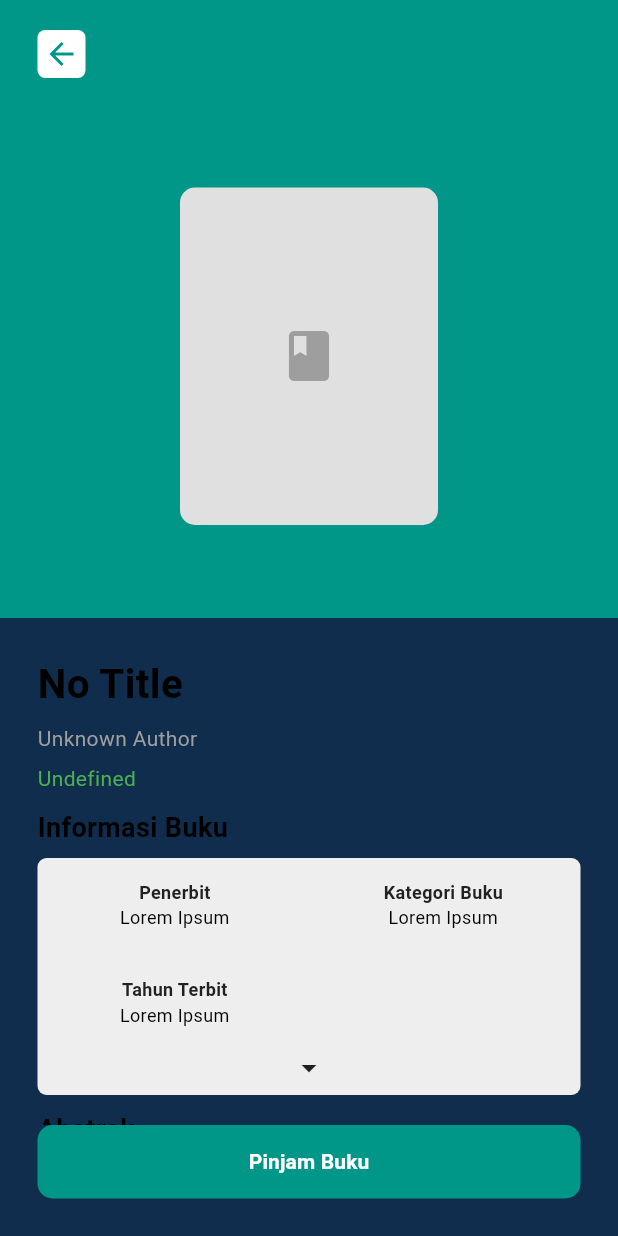
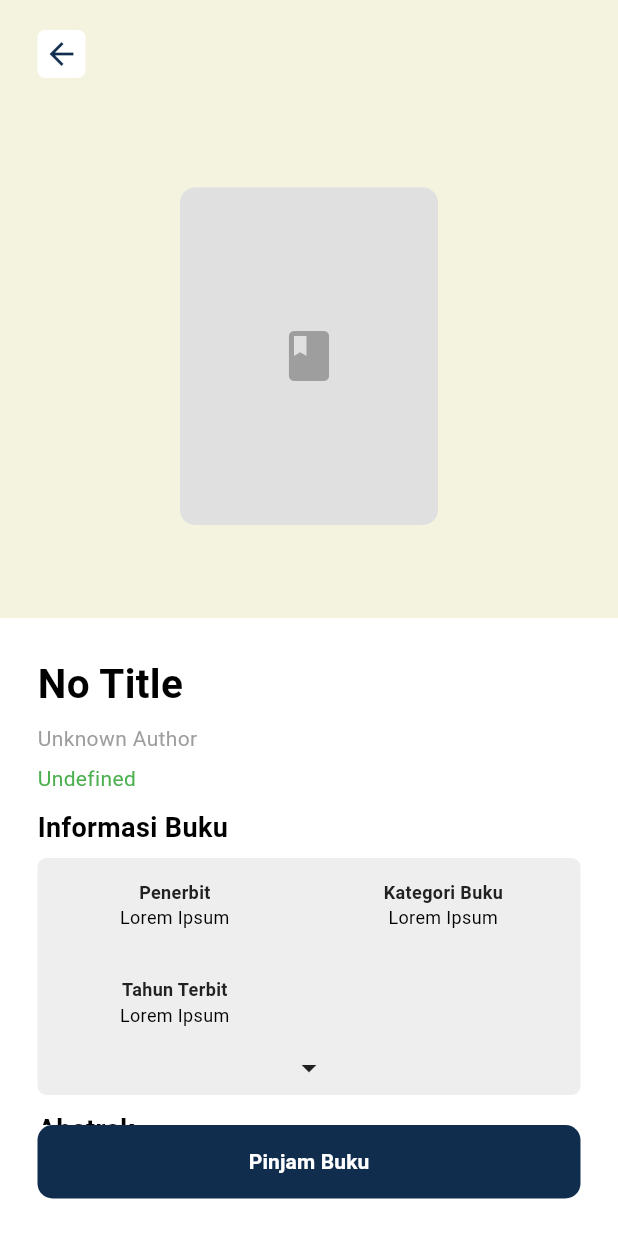
Before and after one commit to Silhi/ISRead, a Flutter app: the BookDetailScreen screen opened directly with empty values, on a phone screen of 412 x 824 dp. Run offline on Flutter 3.47's test engine with Material 3 defaults, Android fonts, the phone set to English and light mode, and no system bars; our stand-ins replace carousel_slider, firebase_auth, firebase_core, google_fonts, image_picker, pdf and 3 more; missing offline and left inert: barcode, encrypt, mobile_scanner; accounts and stored records are empty; network calls fail; statements that could not run were skipped.

Commit message:
update labeling and design

```diff
--- a/lib/pages/book_detail_screen.dart
+++ b/lib/pages/book_detail_screen.dart
@@ -40,6 +40,7 @@ class _BookDetailScreenState extends State<BookDetailScreen> {
   @override
   Widget build(BuildContext context) {
     return Scaffold(
+      backgroundColor: Colors.white,
       bottomNavigationBar: buku?.status == "Tidak Tersedia"
           ? Container(
               margin: const EdgeInsets.all(25),
@@ -54,7 +55,8 @@ class _BookDetailScreenState extends State<BookDetailScreen> {
               height: 49,
               child: TextButton(
                 style: ButtonStyle(
-                  backgroundColor: MaterialStateProperty.all(Colors.teal),
+                  backgroundColor: MaterialStateProperty.all(
+                      Theme.of(context).colorScheme.surface),
                   shape: MaterialStateProperty.all(
                     RoundedRectangleBorder(
                         borderRadius: BorderRadius.circular(10)),
@@ -76,7 +78,7 @@ class _BookDetailScreenState extends State<BookDetailScreen> {
           slivers: <Widget>[
             SliverAppBar(
               automaticallyImplyLeading: false,
-              backgroundColor: Colors.teal,
+              backgroundColor: Color(0xFFF3F3E0),
               expandedHeight: MediaQuery.of(context).size.height * 0.5,
               flexibleSpace: FlexibleSpaceBar(
                 background: Stack(
@@ -95,9 +97,9 @@ class _BookDetailScreenState extends State<BookDetailScreen> {
                             borderRadius: BorderRadius.circular(5),
                             color: Colors.white,
                           ),
-                          child: const Icon(
+                          child: Icon(
                             Icons.arrow_back,
-                            color: Colors.teal,
+                            color: Theme.of(context).colorScheme.surface,
                           ),
                         ),
                       ),
```
Also changed, not shown: lib/admin_dashboard/book_dashboard.dart (+16 -5 lines).
